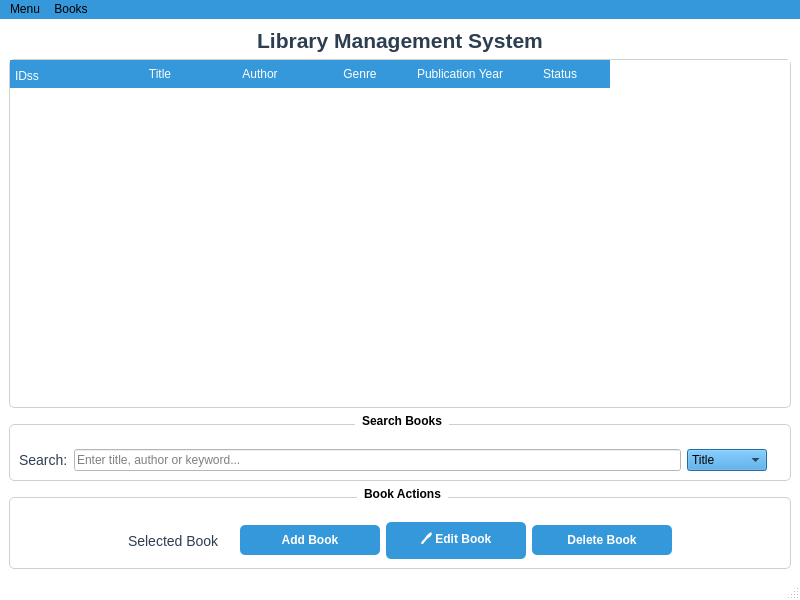
Qt form AdminPanel.ui (Leo-the-Limitless/SmartLib_Final_Project) before a commit.
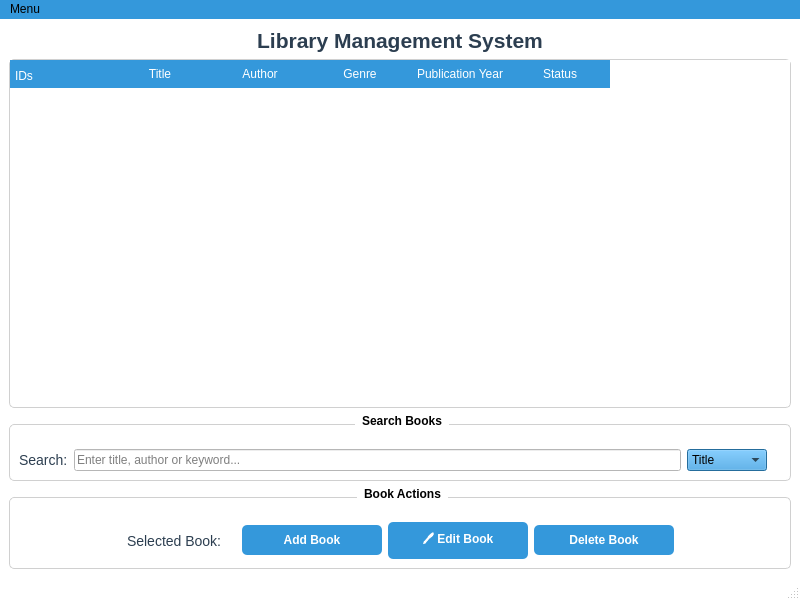
The same form after that commit. Icons and pictures are not drawn.

Commit message: Add menu features to admin panel

The edit to the form file:
```diff
--- a/AdminPanel.ui
+++ b/AdminPanel.ui
@@ -125,7 +125,7 @@
       </property>
       <column>
        <property name="text">
-        <string>IDss</string>
+        <string>IDs</string>
        </property>
        <property name="textAlignment">
         <set>AlignJustify|AlignBottom</set>
@@ -289,7 +289,7 @@
        <item>
         <widget class="QLabel" name="labelUserId">
          <property name="text">
-          <string>Selected Book</string>
+          <string>Selected Book:</string>
          </property>
         </widget>
        </item>
@@ -385,17 +385,7 @@
     <addaction name="actionExit"/>
     <addaction name="actionLog_out"/>
    </widget>
-   <widget class="QMenu" name="menuBooks">
-    <property name="title">
-     <string>Books</string>
-    </property>
-    <addaction name="actionAddBook"/>
-    <addaction name="actionEditBook"/>
-    <addaction name="actionDeleteBook"/>
-    <addaction name="separator"/>
-   </widget>
    <addaction name="menuFile"/>
-   <addaction name="menuBooks"/>
   </widget>
   <action name="actionAddBook">
    <property name="text">
```
The commit also changes 11 other files.
